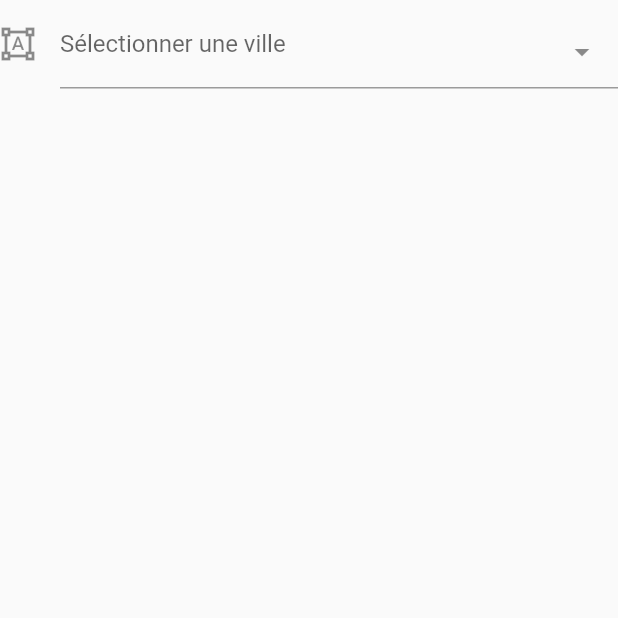
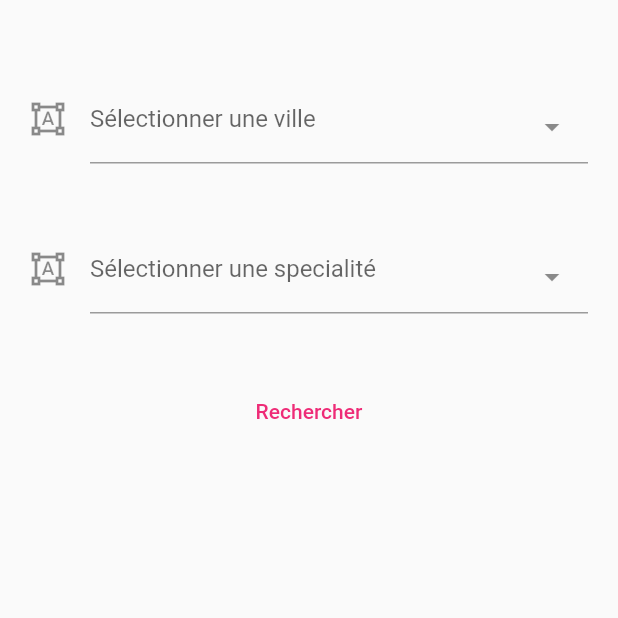
Before and after one commit to hamiltondarryl/gabon_plan, a Flutter app: the GettingData screen opened directly, on a phone screen of 412 x 824 dp, the top half of it. Run offline on Flutter 3.47's test engine with Material 2 defaults, Android fonts, the phone set to English and light mode, and no system bars; drawn by our look-alikes of select_form_field; our stand-ins replace cached_network_image, flutter_svg, google_maps_flutter; network calls fail.

```diff
--- /dev/null
+++ b/lib/models/categories.dart
@@ -0,0 +1,20 @@
+
+class Categories {
+    Categories({
+        required this.id,
+        required this.libelle,
+    });
+
+    String id;
+    String libelle;
+
+    factory Categories.fromJson(Map<String, dynamic> json) => Categories(
+        id: json["id"],
+        libelle: json["libelle"],
+    );
+
+    Map<String, dynamic> toJson() => {
+        "id": id,
+        "libelle": libelle,
+    };
+}
--- a/lib/services/requestS.dart
+++ b/lib/services/requestS.dart
@@ -1,5 +1,6 @@
 // ignore_for_file: file_names, non_constant_identifier_names, avoid_print
 import 'dart:convert';
+import 'package:gabon_plan/models/categories.dart';
 import 'package:gabon_plan/models/points.dart';
 import 'package:gabon_plan/models/ville.dart';
 import 'package:http/http.dart' as http;
@@ -80,9 +81,9 @@ class RequestHTTP{
 
 
   //Fonction de recuperation des points education en fonction de la ville
-  static Future<List<PointlModel>> fetchAllFilterMedicalForCity(id, cat) async {
+  static Future<List<PointlModel>> fetchAllFilterMedicalForCity({ville, cat}) async {
 
-    var url = Uri.parse(URL_BASIC +"resultMedical.php?ville=$id&cat=$cat");
+    var url = Uri.parse(URL_BASIC +"resultMedical.php?ville=$ville&cat=$cat");
 
     var request = await http.get(url);
     List <PointlModel> listMedical = [];
@@ -167,4 +168,21 @@ class RequestHTTP{
     }
   }
 
+  // recuperation des catégorie par nom de la table dans la base de données
+  static Future<List<Categories>> fetchCategories({ categorie }) async {
+
+    var url = Uri.parse(URL_BASIC +"getCategories.php?cat=$categorie");
+
+    var request = await http.get(url);
+    List <Categories> categories = [];
+    if(request.statusCode == 200){
+      var response = jsonDecode(request.body);
+      var datas = response["data"];
+      categories =  datas.map<Categories>((json) => Categories.fromJson(json)).toList();
+      return categories;
+    }else{
+      return categories;
+    }
+  }
+
 }
--- a/lib/views/gettingData.dart
+++ b/lib/views/gettingData.dart
@@ -1,4 +1,4 @@
-// ignore_for_file: file_names, avoid_print, avoid_unnecessary_containers, avoid_function_literals_in_foreach_calls, unused_field
+// ignore_for_file: file_names, avoid_print, avoid_unnecessary_containers, avoid_function_literals_in_foreach_calls, unused_field, sized_box_for_whitespace
 
 import 'package:flutter/material.dart';
 import 'package:gabon_plan/services/requestS.dart';
@@ -15,6 +15,7 @@ class _GettingDataState extends State<GettingData> {
 
   final List<Map<String, dynamic>> _villes = [];
   final List<Map<String, dynamic>> _categories = [];
+  bool loading = false ;
 
   @override
   void initState() {
@@ -30,9 +31,25 @@ class _GettingDataState extends State<GettingData> {
         });
       });
     });
+
+    RequestHTTP.fetchCategories(categorie: "medical_cat").then((tableau){
+        setState(() {
+        tableau.forEach((element) {
+          _categories.add({
+            'value': element.id,
+            'label': element.libelle,
+            'icon': const Icon(Icons.ac_unit),
+          });
+        });
+      });
+    });
+
   }
 
+
   TextEditingController ville =  TextEditingController();
+  TextEditingController categorie =  TextEditingController();
+  final _formKey = GlobalKey<FormState>();
 
 
   @override
@@ -40,20 +57,93 @@ TextEditingController ville =  TextEditingController();
 
     return Scaffold(
       body: Container(
+        padding: const EdgeInsets.only(top : 50, left: 20, right: 20),
+        child: Form(
+          key: _formKey,
           child: ListView(
             children:  [
-          SelectFormField(
+              Container(
+                 height: 100,
+                 width: double.infinity,
+                 child:  SelectFormField(
                     dialogCancelBtn : "Fermer",
                     controller: ville,
+                    validator: (val){
+                        if(val!.isEmpty){
+                            return "Veuiller renseigner la ville";
+                        }
+                        return null;
+                    },
                     enableSearch: true,
                     type: SelectFormFieldType.dialog, // or can be dialog
                     icon: const Icon(Icons.format_shapes),
                     labelText: 'Sélectionner une ville',
                     items: _villes,
-              onChanged: (val) => print(val),
+                    onChanged: (val){
+                      print("la ville : $val");
+                    },
                     onSaved: (val) => print(val),
-            )
+
+                  ),
+               ),
+                Container(
+                 height: 100,
+                 width: double.infinity,
+                 child:  SelectFormField(
+                    dialogCancelBtn : "Fermer",
+                    controller: categorie,
+                    validator: (val){
+                        if(val!.isEmpty){
+                            return "Veuiller renseigner la spécialité";
+                        }
+                        return null;
+                    },
+                    enableSearch: true,
+                    type: SelectFormFieldType.dialog, // or can be dialog
+                    icon: const Icon(Icons.format_shapes),
+                    labelText: 'Sélectionner une specialité',
+                    items: _categories,
+                    onChanged: (val){
+                      print("la specialite : $val");
+                    },
+                    onSaved: (val) => print(val),
+
+
+                  ),
+               ),
+
+               TextButton(
+                 onPressed: () {
+                    if (_formKey.currentState!.validate()) {
+
+                      setState(() {
+                        loading = !loading;
+                      });
+
+                      ScaffoldMessenger.of(context).showSnackBar(
+                         SnackBar(content:
+                        Text('la ville : ${ville.text} et la specialité : ${categorie.text}')
+                        ),
+                      );
+                      RequestHTTP.fetchAllFilterMedicalForCity(ville: ville.text, cat: categorie.text).then((resultat) {
+                        setState(() {
+                          loading = !loading;
+                        });
+                          resultat.forEach((element) {
+                            print(element.libelle);
+                          });
+                      });
+
+                    }{
+                       ScaffoldMessenger.of(context).showSnackBar(
+                        const SnackBar(content: Text('Veuiller renseiller tous les champs')),
+                      );
+                    }
+
+                 },
+                  child: loading ? const CircularProgressIndicator() : const Text("Rechercher"))
             ],
+          ),
         ),
       ),
     );
--- a/lib/views/search/resultMedical.dart
+++ b/lib/views/search/resultMedical.dart
@@ -3,10 +3,8 @@
 import 'package:flutter/material.dart';
 import 'package:gabon_plan/config/colorsSys.dart';
 import 'package:gabon_plan/helpers/functions.dart';
-import 'package:gabon_plan/services/requestS.dart';
 import 'package:gabon_plan/views/listSpeMe.dart';
 import 'package:gabon_plan/widgets/appbar.dart';
-import 'package:gabon_plan/widgets/cardPharmaListMed.dart';
 import 'package:gabon_plan/widgets/drawer.dart';
 
 class ResultMedical extends StatefulWidget {
@@ -99,7 +97,7 @@ class _ResultMedicalState extends State<ResultMedical> {
                   ],
                 ),
               ),
-              Expanded(
+              /*Expanded(
                 flex: 4,
                 child: Padding(
                     padding: const EdgeInsets.symmetric(horizontal: 20.0),
@@ -148,7 +146,7 @@ class _ResultMedicalState extends State<ResultMedical> {
                           }
                         })
                 ),
-              )
+              )*/
             ],
           )),
     );
```
Also changed, not shown: lib/views/listSpeE.dart (+2 -7 lines). Lines whose indentation alone changed are shown as unchanged.
